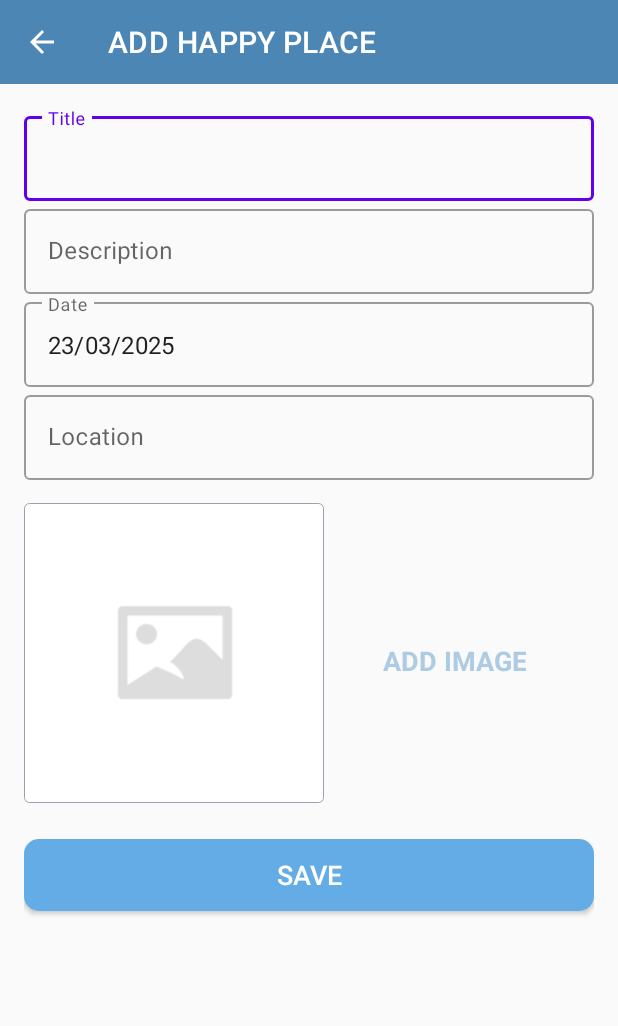
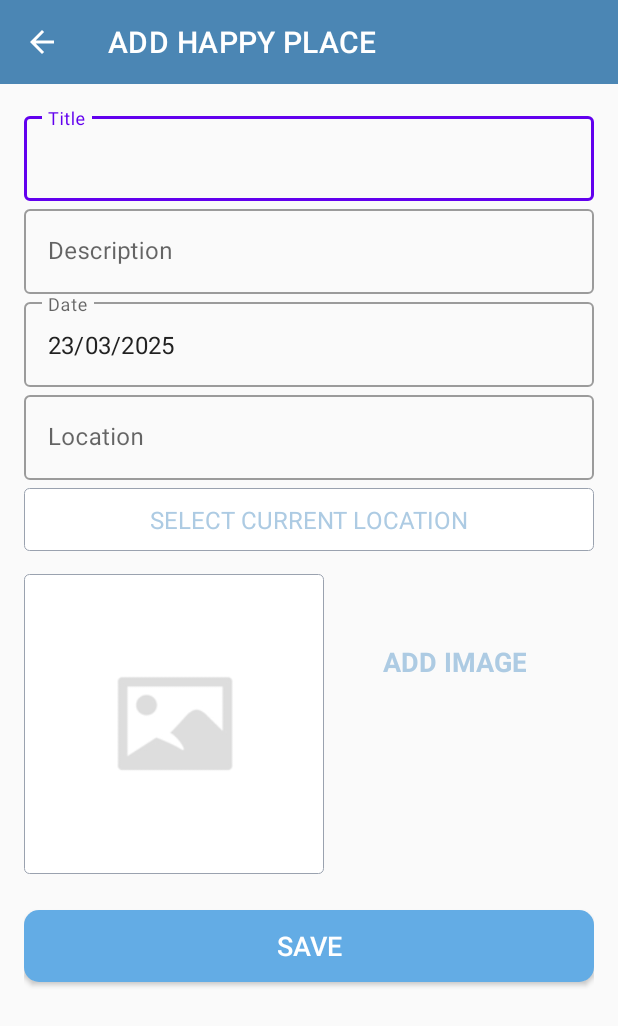
Before and after one commit to Khavi18/HappyPlacesAppKotlin, an Android app: the AddHappyPlaceActivity screen opened directly, with no data from a screen before it, on a phone screen of 412 x 824 dp. Shown: the top 1026 px of the screen. Run offline under Robolectric (Android 15) with nearby library versions, the phone set to English and light mode, and no system bars; 1 statement that could not run was skipped.

Commit message:
feat: add current location

```diff
--- a/app/build.gradle.kts
+++ b/app/build.gradle.kts
@@ -41,6 +41,9 @@ android {
 
 dependencies {
 
+    implementation (libs.kotlinx.coroutines.android)
+    implementation (libs.androidx.lifecycle.runtime.ktx)
+    implementation(libs.play.services.location)
     implementation(libs.play.services.maps)
     implementation(libs.places)
     implementation(libs.hdodenhof.circleimageview)
--- a/app/src/main/AndroidManifest.xml
+++ b/app/src/main/AndroidManifest.xml
@@ -6,6 +6,8 @@
         android:name="android.hardware.camera"
         android:required="false" />
 
+    <uses-permission android:name="android.permission.ACCESS_FINE_LOCATION" />
+    <uses-permission android:name="android.permission.ACCESS_COARSE_LOCATION" />
     <uses-permission android:name="android.permission.CAMERA" />
     <uses-permission android:name="android.permission.READ_MEDIA_IMAGES" />
     <uses-permission android:name="android.permission.WRITE_EXTERNAL_STORAGE" />
--- a/app/src/main/res/layout/activity_add_happy_place.xml
+++ b/app/src/main/res/layout/activity_add_happy_place.xml
@@ -118,6 +118,23 @@
                     android:textSize="@dimen/edit_text_text_size" />
             </com.google.android.material.textfield.TextInputLayout>
 
+            <TextView
+                android:layout_width="match_parent"
+                android:layout_height="wrap_content"
+                android:id="@+id/tvSelectCurrentLocation"
+                android:background="@drawable/shape_image_view_border"
+                android:foreground="?attr/selectableItemBackground"
+                android:gravity="center"
+                android:textColor="@color/colorAccent"
+                android:layout_marginTop="@dimen/add_place_select_current_location_marginTop"
+                android:padding="@dimen/add_place_select_current_location_padding"
+                android:text="@string/select_current_location"
+                android:textSize="@dimen/add_place_select_current_location_text_size"
+                app:layout_constraintEnd_toEndOf="parent"
+                app:layout_constraintStart_toStartOf="parent"
+                app:layout_constraintTop_toBottomOf="@id/tilLocation"/>
+
+
             <androidx.appcompat.widget.AppCompatImageView
                 android:layout_width="@dimen/add_screen_place_image_size"
                 android:layout_height="@dimen/add_screen_place_image_size"
@@ -130,7 +147,7 @@
                 app:layout_constraintEnd_toEndOf="parent"
                 app:layout_constraintHorizontal_bias="0.0"
                 app:layout_constraintStart_toStartOf="parent"
-                app:layout_constraintTop_toBottomOf="@id/tilLocation"/>
+                app:layout_constraintTop_toBottomOf="@id/tvSelectCurrentLocation"/>
 
             <TextView
                 android:id="@+id/tvAddImage"
--- a/app/src/main/res/values/dimens.xml
+++ b/app/src/main/res/values/dimens.xml
@@ -39,4 +39,8 @@
     <dimen name="detail_screen_btn_view_on_map_marginTop">16dp</dimen>
     <dimen name="detail_screen_btn_view_on_map_paddingTopBottom">8dp</dimen>
     <dimen name="detail_screen_btn_view_on_map_text_size">18sp</dimen>
+
+    <dimen name="add_place_select_current_location_marginTop">5dp</dimen>
+    <dimen name="add_place_select_current_location_padding">10dp</dimen>
+    <dimen name="add_place_select_current_location_text_size">16sp</dimen>
 </resources>
--- a/app/src/main/res/values/strings.xml
+++ b/app/src/main/res/values/strings.xml
@@ -10,4 +10,5 @@
     <string name="image">Image</string>
     <string name="google_maps_api_key">API_KEY</string>
     <string name="view_on_map">VIEW ON MAP</string>
+    <string name="select_current_location">SELECT CURRENT LOCATION</string>
 </resources>
--- a/gradle/libs.versions.toml
+++ b/gradle/libs.versions.toml
@@ -7,25 +7,31 @@ junit = "4.13.2"
 junitVersion = "1.2.1"
 espressoCore = "3.6.1"
 appcompat = "1.7.0"
+kotlinxCoroutinesAndroid = "1.8.0"
+lifecycleRuntimeKtx = "2.8.7"
 material = "1.12.0"
 activity = "1.10.1"
 constraintlayout = "2.2.1"
 materialVersion = "1.12.0"
 places = "4.2.0"
+playServicesLocation = "21.3.0"
 playServicesMaps = "19.1.0"
 
 [libraries]
 androidx-core-ktx = { group = "androidx.core", name = "core-ktx", version.ref = "coreKtx" }
+androidx-lifecycle-runtime-ktx = { module = "androidx.lifecycle:lifecycle-runtime-ktx", version.ref = "lifecycleRuntimeKtx" }
 hdodenhof-circleimageview = { module = "de.hdodenhof:circleimageview", version.ref = "circleimageviewVersion" }
 junit = { group = "junit", name = "junit", version.ref = "junit" }
 androidx-junit = { group = "androidx.test.ext", name = "junit", version.ref = "junitVersion" }
 androidx-espresso-core = { group = "androidx.test.espresso", name = "espresso-core", version.ref = "espressoCore" }
 androidx-appcompat = { group = "androidx.appcompat", name = "appcompat", version.ref = "appcompat" }
+kotlinx-coroutines-android = { module = "org.jetbrains.kotlinx:kotlinx-coroutines-android", version.ref = "kotlinxCoroutinesAndroid" }
 material = { group = "com.google.android.material", name = "material", version.ref = "material" }
 androidx-activity = { group = "androidx.activity", name = "activity", version.ref = "activity" }
 androidx-constraintlayout = { group = "androidx.constraintlayout", name = "constraintlayout", version.ref = "constraintlayout" }
 material-v100 = { module = "com.google.android.material:material", version.ref = "materialVersion" }
 places = { module = "com.google.android.libraries.places:places", version.ref = "places" }
+play-services-location = { module = "com.google.android.gms:play-services-location", version.ref = "playServicesLocation" }
 play-services-maps = { module = "com.google.android.gms:play-services-maps", version.ref = "playServicesMaps" }
 
 [plugins]
```
Also changed, not shown: app/src/main/java/com/example/happyplacesappkotlin/activities/AddHappyPlaceActivity.kt (+87 -2 lines), app/src/main/java/com/example/happyplacesappkotlin/utils/GetAddressFromLatLng.kt (added, +59 -0 lines).
